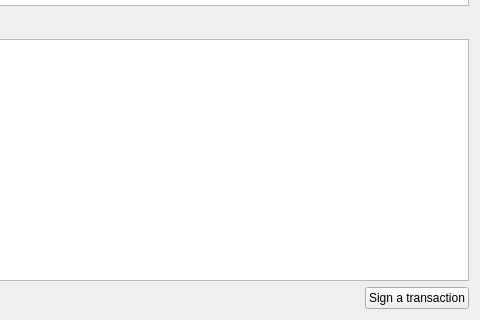
The window that offline_wallet/informationwindow.ui (bmstu-iu8-2018-project/wallet) describes before a commit, drawn with Qt 5; both pictures show x 120 to 600 and y 280 to 600 of the 600 by 600 pixel window.
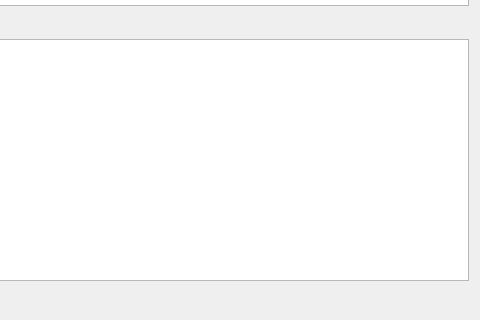
The same window after the commit.

Commit message: transaction mapping

```diff
--- a/offline_wallet/informationwindow.ui
+++ b/offline_wallet/informationwindow.ui
@@ -100,13 +100,6 @@
        </property>
       </widget>
      </item>
-     <item alignment="Qt::AlignRight">
-      <widget class="QPushButton" name="sing_transaction">
-       <property name="text">
-        <string>Sign a transaction</string>
-       </property>
-      </widget>
-     </item>
     </layout>
    </item>
   </layout>
```
The commit also changes 14 other files.
